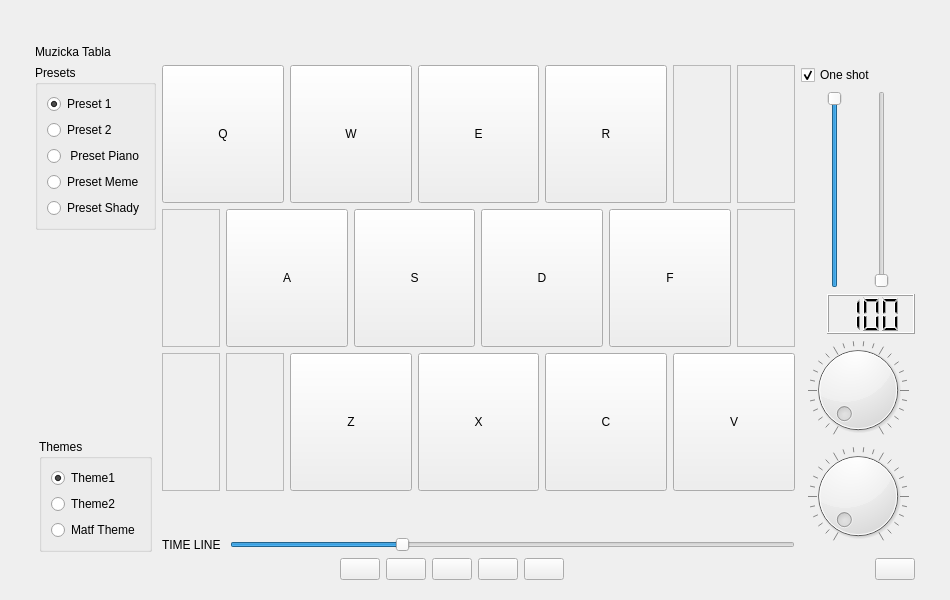
goldengun1/Music_Board, file src/mainwindow.ui: the form before one commit.
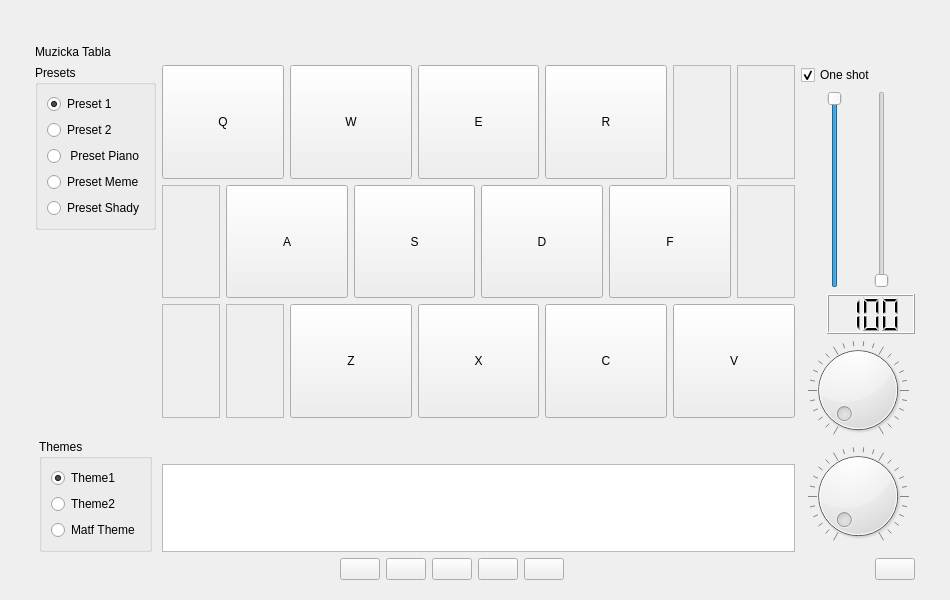
The form after the commit. Icons and pictures are not drawn. Custom widgets are drawn as their Qt base class.

```diff
--- a/src/mainwindow.ui
+++ b/src/mainwindow.ui
@@ -443,30 +443,7 @@
      <item>
       <layout class="QHBoxLayout" name="horizontalLayout_4">
        <item>
-        <widget class="QLabel" name="label">
-         <property name="text">
-          <string>TIME LINE </string>
-         </property>
-        </widget>
-       </item>
-       <item>
-        <widget class="QSlider" name="horizontalSlider">
-         <property name="maximum">
-          <number>100</number>
-         </property>
-         <property name="pageStep">
-          <number>5</number>
-         </property>
-         <property name="value">
-          <number>30</number>
-         </property>
-         <property name="sliderPosition">
-          <number>30</number>
-         </property>
-         <property name="orientation">
-          <enum>Qt::Horizontal</enum>
-         </property>
-        </widget>
+        <widget class="QGraphicsView" name="gvTimeline"/>
        </item>
       </layout>
      </item>
```
